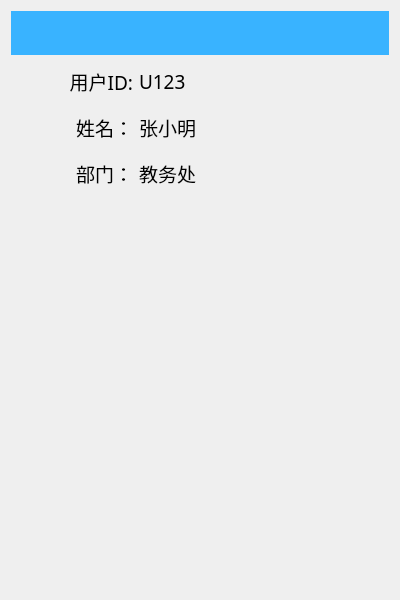
First picture: the form in pages/MinePage.ui, repository wps139hf/app, before the edit.
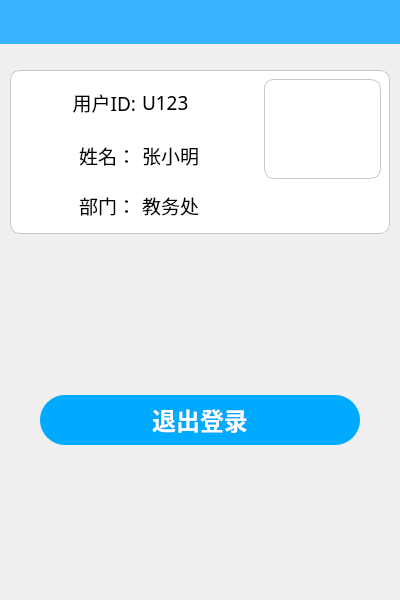
Second picture: the form after the edit. Custom widgets are drawn as their Qt base class.

Commit message: 1.add styledList, but cannot show its content; 2.improve button style;

What changed in the file:
```diff
--- a/pages/MinePage.ui
+++ b/pages/MinePage.ui
@@ -16,7 +16,19 @@
   <property name="styleSheet">
    <string notr="true"/>
   </property>
-  <layout class="QVBoxLayout" name="verticalLayout">
+  <layout class="QVBoxLayout" name="verticalLayout_2">
+   <property name="leftMargin">
+    <number>0</number>
+   </property>
+   <property name="topMargin">
+    <number>0</number>
+   </property>
+   <property name="rightMargin">
+    <number>0</number>
+   </property>
+   <property name="bottomMargin">
+    <number>0</number>
+   </property>
    <item>
     <widget class="TitleBar" name="titleBar" native="true">
      <property name="minimumSize">
@@ -30,6 +42,48 @@
      </property>
     </widget>
    </item>
+   <item>
+    <spacer name="verticalSpacer_3">
+     <property name="orientation">
+      <enum>Qt::Vertical</enum>
+     </property>
+     <property name="sizeType">
+      <enum>QSizePolicy::Fixed</enum>
+     </property>
+     <property name="sizeHint" stdset="0">
+      <size>
+       <width>20</width>
+       <height>20</height>
+      </size>
+     </property>
+    </spacer>
+   </item>
+   <item>
+    <layout class="QHBoxLayout" name="horizontalLayout_2">
+     <item>
+      <spacer name="horizontalSpacer_3">
+       <property name="orientation">
+        <enum>Qt::Horizontal</enum>
+       </property>
+       <property name="sizeType">
+        <enum>QSizePolicy::Fixed</enum>
+       </property>
+       <property name="sizeHint" stdset="0">
+        <size>
+         <width>10</width>
+         <height>20</height>
+        </size>
+       </property>
+      </spacer>
+     </item>
+     <item>
+      <widget class="QWidget" name="widget" native="true">
+       <property name="styleSheet">
+        <string notr="true">background-color: rgb(255, 255, 255);
+border:1px solid rgb(200, 200, 200);
+border-radius:10px;</string>
+       </property>
+       <layout class="QVBoxLayout" name="verticalLayout">
    <item>
     <layout class="QGridLayout" name="gridLayout">
      <item row="0" column="0">
@@ -47,7 +101,8 @@
         </font>
        </property>
        <property name="styleSheet">
-        <string notr="true">background-color: transparent</string>
+             <string notr="true">background-color: transparent;
+border:none;</string>
        </property>
        <property name="text">
         <string>用户ID:</string>
@@ -66,7 +121,8 @@
         </font>
        </property>
        <property name="styleSheet">
-        <string notr="true">background-color: transparent</string>
+             <string notr="true">background-color: transparent;
+border:none;</string>
        </property>
        <property name="text">
         <string>U123</string>
@@ -77,8 +133,8 @@
       <widget class="QLabel" name="photo">
        <property name="minimumSize">
         <size>
-         <width>80</width>
-         <height>80</height>
+              <width>100</width>
+              <height>100</height>
         </size>
        </property>
        <property name="styleSheet">
@@ -104,7 +160,8 @@
         </font>
        </property>
        <property name="styleSheet">
-        <string notr="true">background-color: transparent</string>
+             <string notr="true">background-color: transparent;
+border:none;</string>
        </property>
        <property name="text">
         <string>姓名：</string>
@@ -123,7 +180,8 @@
         </font>
        </property>
        <property name="styleSheet">
-        <string notr="true">background-color: transparent</string>
+             <string notr="true">background-color: transparent;
+border:none;</string>
        </property>
        <property name="text">
         <string>张小明</string>
@@ -145,7 +203,8 @@
         </font>
        </property>
        <property name="styleSheet">
-        <string notr="true">background-color: transparent</string>
+             <string notr="true">background-color: transparent;
+border:none;</string>
        </property>
        <property name="text">
         <string>部门：</string>
@@ -164,7 +223,8 @@
         </font>
        </property>
        <property name="styleSheet">
-        <string notr="true">background-color: transparent</string>
+             <string notr="true">background-color: transparent;
+border:none;</string>
        </property>
        <property name="text">
         <string>教务处</string>
@@ -173,6 +233,27 @@
      </item>
     </layout>
    </item>
+       </layout>
+      </widget>
+     </item>
+     <item>
+      <spacer name="horizontalSpacer_4">
+       <property name="orientation">
+        <enum>Qt::Horizontal</enum>
+       </property>
+       <property name="sizeType">
+        <enum>QSizePolicy::Fixed</enum>
+       </property>
+       <property name="sizeHint" stdset="0">
+        <size>
+         <width>10</width>
+         <height>20</height>
+        </size>
+       </property>
+      </spacer>
+     </item>
+    </layout>
+   </item>
    <item>
     <spacer name="verticalSpacer">
      <property name="orientation">
@@ -181,7 +262,90 @@
      <property name="sizeHint" stdset="0">
       <size>
        <width>20</width>
-       <height>389</height>
+       <height>133</height>
+      </size>
+     </property>
+    </spacer>
+   </item>
+   <item>
+    <layout class="QHBoxLayout" name="horizontalLayout">
+     <item>
+      <spacer name="horizontalSpacer">
+       <property name="orientation">
+        <enum>Qt::Horizontal</enum>
+       </property>
+       <property name="sizeType">
+        <enum>QSizePolicy::Fixed</enum>
+       </property>
+       <property name="sizeHint" stdset="0">
+        <size>
+         <width>40</width>
+         <height>20</height>
+        </size>
+       </property>
+      </spacer>
+     </item>
+     <item>
+      <widget class="QPushButton" name="btnLogout">
+       <property name="minimumSize">
+        <size>
+         <width>0</width>
+         <height>50</height>
+        </size>
+       </property>
+       <property name="font">
+        <font>
+         <family>宋体</family>
+         <pointsize>18</pointsize>
+         <weight>75</weight>
+         <bold>true</bold>
+        </font>
+       </property>
+       <property name="styleSheet">
+        <string notr="true">QPushButton{
+    border: none;
+	background-color: rgb(0, 170, 255);
+	color: white;   
+	border-radius: 25px;                        
+}
+
+QPushButton:pressed{
+	background-color: rgb(0, 101, 152);
+}
+</string>
+       </property>
+       <property name="text">
+        <string>退出登录</string>
+       </property>
+      </widget>
+     </item>
+     <item>
+      <spacer name="horizontalSpacer_2">
+       <property name="orientation">
+        <enum>Qt::Horizontal</enum>
+       </property>
+       <property name="sizeType">
+        <enum>QSizePolicy::Fixed</enum>
+       </property>
+       <property name="sizeHint" stdset="0">
+        <size>
+         <width>40</width>
+         <height>20</height>
+        </size>
+       </property>
+      </spacer>
+     </item>
+    </layout>
+   </item>
+   <item>
+    <spacer name="verticalSpacer_2">
+     <property name="orientation">
+      <enum>Qt::Vertical</enum>
+     </property>
+     <property name="sizeHint" stdset="0">
+      <size>
+       <width>20</width>
+       <height>144</height>
       </size>
      </property>
     </spacer>
```
Left out of the diff: 1 changed line with no effect on the pictures. Lines whose indentation alone changed are shown as unchanged. The commit also changes 14 other files.
